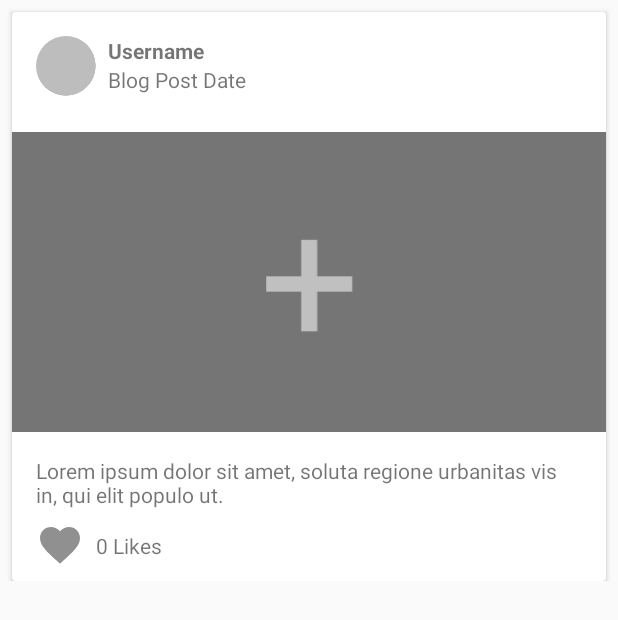
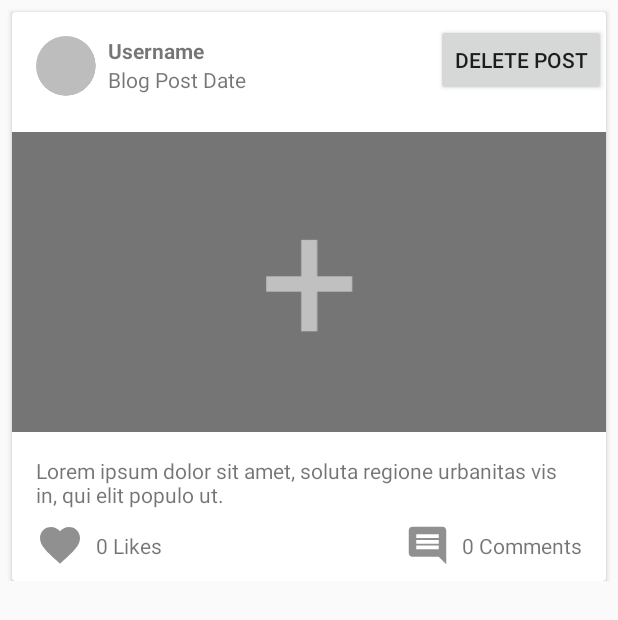
Before and after one commit to hilal567/Android-blog-Application, an Android app: the layout blog_list_item.xml on its own in the app's theme, with its tools: preview values and no code run, on a phone screen of 412 x 824 dp. Shown: the top 620 px of the screen. Run offline under Robolectric (Android 15) with nearby library versions, the phone set to English and light mode, and no system bars.

Commit message:
fully functional app

```diff
--- a/app/src/main/AndroidManifest.xml
+++ b/app/src/main/AndroidManifest.xml
@@ -14,8 +14,10 @@
         android:roundIcon="@mipmap/ic_launcher_round"
         android:supportsRtl="true"
         android:theme="@style/AppTheme">
-
-        <activity android:name=".NewPostActivity" android:parentActivityName=".MainActivity"/>
+        <activity android:name=".CommentsActivity"></activity>
+        <activity
+            android:name=".NewPostActivity"
+            android:parentActivityName=".MainActivity" />
         <activity android:name=".SetupActivity" />
         <activity
             android:name="com.theartofdev.edmodo.cropper.CropImageActivity"
--- a/app/src/main/java/com/example/photoblog/NewPostActivity.java
+++ b/app/src/main/java/com/example/photoblog/NewPostActivity.java
@@ -103,6 +103,9 @@ public class NewPostActivity extends AppCompatActivity {
                 final String desc = newPostDesc.getText().toString();
 
                 if(!TextUtils.isEmpty(desc) && postImageUri != null){
+
+                    //set the progress bar to visible
+                    newPostProgress.setVisibility(View.VISIBLE);
 
 
                     //generating a random string that will be used to
--- /dev/null
+++ b/app/src/main/res/drawable-anydpi/action_comment_icon.xml
@@ -0,0 +1,11 @@
+<vector xmlns:android="http://schemas.android.com/apk/res/android"
+    android:width="24dp"
+    android:height="24dp"
+    android:viewportWidth="24"
+    android:viewportHeight="24"
+    android:tint="#747474"
+    android:alpha="0.8">
+    <path
+        android:fillColor="#FF000000"
+        android:pathData="M21.99,4c0,-1.1 -0.89,-2 -1.99,-2L4,2c-1.1,0 -2,0.9 -2,2v12c0,1.1 0.9,2 2,2h14l4,4 -0.01,-18zM18,14L6,14v-2h12v2zM18,11L6,11L6,9h12v2zM18,8L6,8L6,6h12v2z"/>
+</vector>
--- a/app/src/main/res/layout/blog_list_item.xml
+++ b/app/src/main/res/layout/blog_list_item.xml
@@ -102,6 +102,41 @@
                 app:layout_constraintStart_toStartOf="parent"
                 app:layout_constraintTop_toBottomOf="@+id/blog_image" />
 
+            <TextView
+                android:id="@+id/blog_comment_count"
+                android:layout_width="wrap_content"
+                android:layout_height="wrap_content"
+                android:layout_marginTop="8dp"
+                android:layout_marginEnd="16dp"
+                android:layout_marginBottom="8dp"
+                android:text="0 Comments"
+                app:layout_constraintBottom_toBottomOf="parent"
+                app:layout_constraintEnd_toEndOf="parent"
+                app:layout_constraintTop_toBottomOf="@+id/blog_desc" />
+
+            <ImageView
+                android:id="@+id/blog_comment_icon"
+                android:layout_width="30dp"
+                android:layout_height="30dp"
+                android:layout_marginTop="8dp"
+                android:layout_marginEnd="8dp"
+                android:layout_marginBottom="8dp"
+                app:layout_constraintBottom_toBottomOf="parent"
+                app:layout_constraintEnd_toStartOf="@+id/blog_comment_count"
+                app:layout_constraintTop_toBottomOf="@+id/blog_desc"
+                app:srcCompat="@drawable/action_comment_icon" />
+
+            <Button
+                android:id="@+id/button2"
+                android:layout_width="wrap_content"
+                android:layout_height="wrap_content"
+                android:layout_marginBottom="14dp"
+                android:text="Delete Post"
+                app:layout_constraintBottom_toTopOf="@+id/blog_image"
+                app:layout_constraintEnd_toEndOf="parent"
+                app:layout_constraintTop_toTopOf="parent"
+                app:layout_constraintVertical_bias="0.444" />
+
 
         </androidx.constraintlayout.widget.ConstraintLayout>
     </androidx.cardview.widget.CardView>
```
Also changed, not shown: app/src/main/java/com/example/photoblog/BlogRecyclerAdapter.java (+18 -0 lines), app/src/main/java/com/example/photoblog/Comments.java (added, +43 -0 lines), app/src/main/java/com/example/photoblog/CommentsActivity.java (added, +133 -0 lines), app/src/main/java/com/example/photoblog/CommentsRecyclerAdapter.java (added, +77 -0 lines), app/src/main/res/drawable-anydpi/action_like_commnet.xml (added, +11 -0 lines), app/src/main/res/layout/activity_comments.xml (added, +74 -0 lines), app/src/main/res/layout/comment_list_item.xml (added, +40 -0 lines), app/src/main/action_add-web.png, app/src/main/res/drawable-hdpi/action_comment_icon.png (added), app/src/main/res/drawable-hdpi/action_like_commnet.png (added), app/src/main/res/drawable-mdpi/action_comment_icon.png (added), app/src/main/res/drawable-mdpi/action_like_commnet.png (added), app/src/main/res/drawable-xhdpi/action_comment_icon.png (added), app/src/main/res/drawable-xhdpi/action_like_commnet.png (added), 2 more files.
